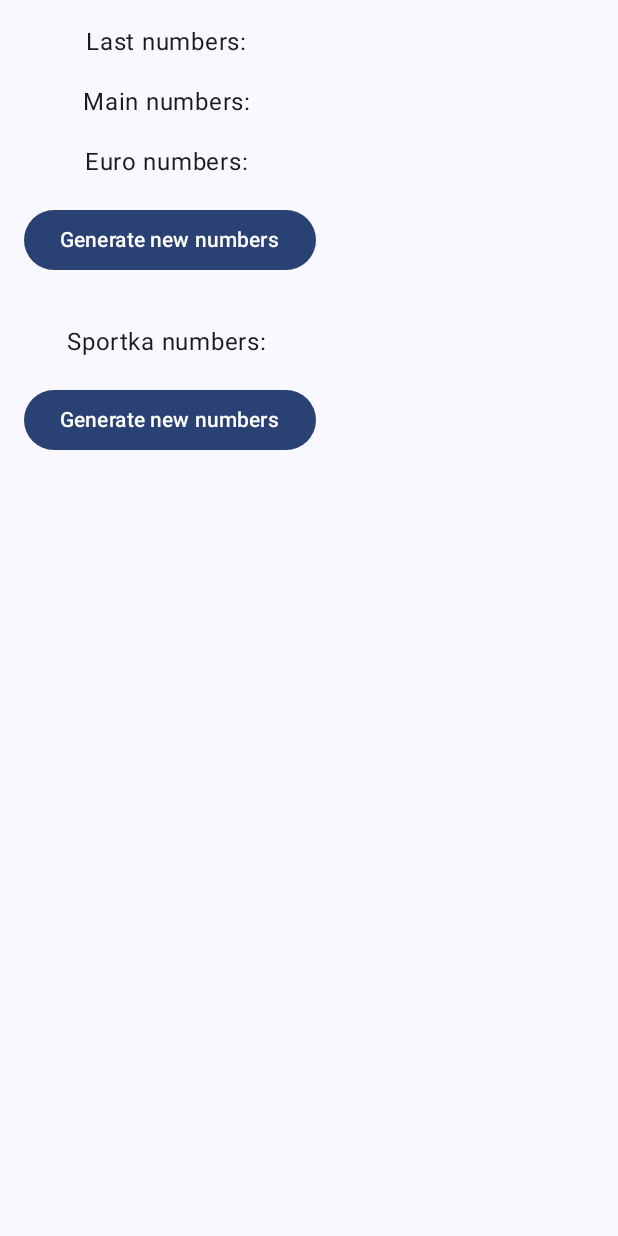
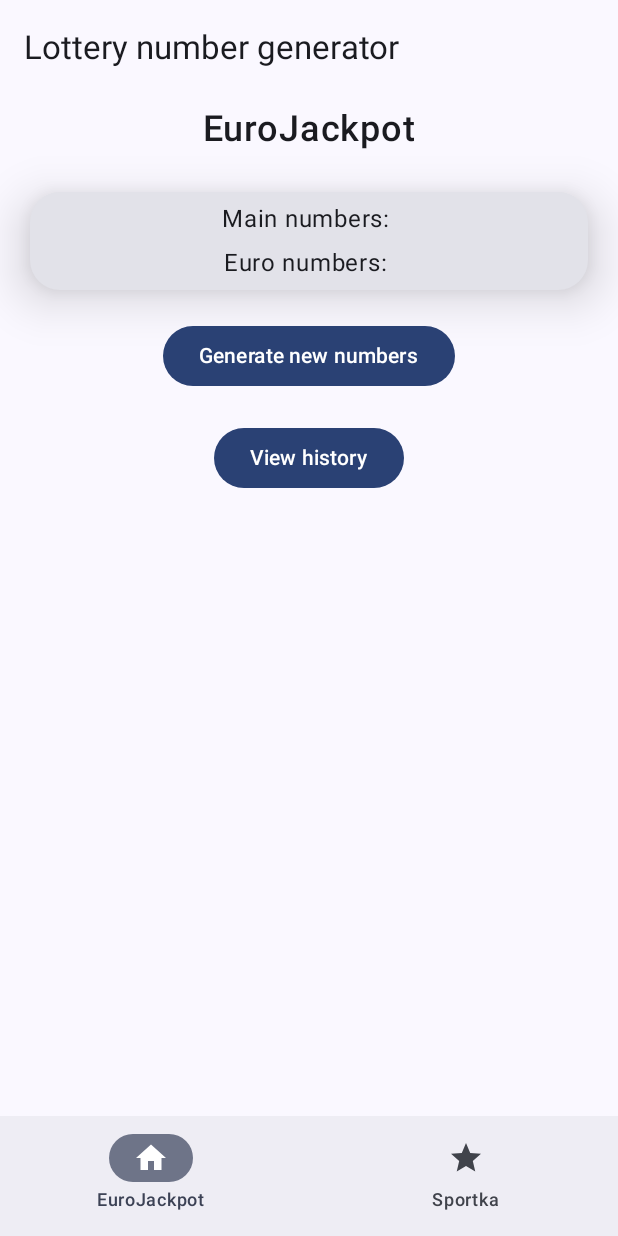
Before and after one commit to albert95gt/EuroJackpotNumbers, an Android app built with Jetpack Compose: the screen it shows after launch (MainActivity), on a phone screen of 412 x 824 dp. Run offline under Robolectric (Android 15) with nearby library versions, the phone set to English and light mode, and no system bars.

Commit message:
feat: split lottery generator into separate composables and screens

```diff
--- a/app/build.gradle.kts
+++ b/app/build.gradle.kts
@@ -41,6 +41,9 @@ android {
 
 dependencies {
 
+    val nav_version = "2.9.3"
+
+    implementation("androidx.navigation:navigation-compose:$nav_version")
     implementation("androidx.datastore:datastore-preferences:1.1.1")
     implementation("org.jetbrains.kotlinx:kotlinx-coroutines-core:1.8.1")
     implementation("org.jetbrains.kotlinx:kotlinx-coroutines-android:1.8.1")
--- a/app/src/main/java/com/example/eurojackpotnumbergenerator/MainActivity.kt
+++ b/app/src/main/java/com/example/eurojackpotnumbergenerator/MainActivity.kt
@@ -4,49 +4,54 @@ import android.os.Bundle
 import androidx.activity.ComponentActivity
 import androidx.activity.compose.setContent
 import androidx.activity.enableEdgeToEdge
-import androidx.compose.foundation.layout.Arrangement
-import androidx.compose.foundation.layout.Box
-import androidx.compose.foundation.layout.Column
-import androidx.compose.foundation.layout.Spacer
-import androidx.compose.foundation.layout.fillMaxHeight
 import androidx.compose.foundation.layout.fillMaxSize
-import androidx.compose.foundation.layout.fillMaxWidth
-import androidx.compose.foundation.layout.height
 import androidx.compose.foundation.layout.padding
-import androidx.compose.foundation.layout.size
-import androidx.compose.material3.Button
-import androidx.compose.material3.OutlinedButton
+import androidx.compose.material3.ExperimentalMaterial3Api
 import androidx.compose.material3.Scaffold
 import androidx.compose.material3.Text
-import androidx.compose.runtime.Composable
-import androidx.compose.runtime.LaunchedEffect
-import androidx.compose.runtime.getValue
-import androidx.compose.runtime.mutableStateOf
-import androidx.compose.runtime.remember
-import androidx.compose.runtime.rememberCoroutineScope
-import androidx.compose.runtime.setValue
-import androidx.compose.ui.Alignment
+import androidx.compose.material3.TopAppBar
 import androidx.compose.ui.Modifier
-import androidx.compose.ui.platform.LocalContext
-import androidx.compose.ui.text.font.FontWeight
-import androidx.compose.ui.text.style.TextAlign
-import androidx.compose.ui.tooling.preview.Preview
-import androidx.compose.ui.unit.dp
-import androidx.compose.ui.unit.sp
-import com.example.eurojackpotnumbergenerator.components.EuroJackpotNumberGeneratorScreen
+import androidx.navigation.Navigation
+import androidx.navigation.compose.NavHost
+import androidx.navigation.compose.composable
+import androidx.navigation.compose.rememberNavController
+import com.example.eurojackpotnumbergenerator.components.BottomNavigationBar
+import com.example.eurojackpotnumbergenerator.components.EuroJackpotNumbersList
+import com.example.eurojackpotnumbergenerator.components.EuroJackpotScreen
+import com.example.eurojackpotnumbergenerator.components.SportkaScreen
 import com.example.eurojackpotnumbergenerator.ui.theme.EuroJackpotNumberGeneratorTheme
-import data.loadLastNumbers
-import data.saveLastNumbers
-import kotlinx.coroutines.launch
 
 class MainActivity : ComponentActivity() {
+    @OptIn(ExperimentalMaterial3Api::class)
     override fun onCreate(savedInstanceState: Bundle?) {
         super.onCreate(savedInstanceState)
         enableEdgeToEdge()
         setContent {
             EuroJackpotNumberGeneratorTheme {
-                Scaffold(modifier = Modifier.fillMaxSize()) { innerPadding ->
-                    EuroJackpotNumberGeneratorScreen(modifier = Modifier.padding(innerPadding))
+                val navController = rememberNavController()
+
+                Scaffold(
+                    modifier = Modifier.fillMaxSize(),
+                    topBar = {
+                        TopAppBar(
+                            title = {
+                                Text(text = "Lottery number generator")
+                            }
+                        )
+                    },
+                    bottomBar = {
+                        BottomNavigationBar(navController)
+                    }
+                ){ paddingValues ->
+                    NavHost(
+                        navController = navController,
+                        startDestination = "home",
+                        modifier = Modifier.padding(paddingValues)
+                    ){
+                        composable("home"){ EuroJackpotScreen(navController) }
+                        composable("euro_history"){ EuroJackpotNumbersList(navController) }
+                        composable("sportka"){ SportkaScreen(navController) }
+                    }
                 }
             }
         }
--- /dev/null
+++ b/app/src/main/java/com/example/eurojackpotnumbergenerator/components/BottomBar.kt
@@ -0,0 +1,55 @@
+package com.example.eurojackpotnumbergenerator.components
+
+import androidx.compose.material.icons.Icons
+import androidx.compose.material.icons.filled.Home
+import androidx.compose.material.icons.filled.Star
+import androidx.compose.material3.Icon
+import androidx.compose.material3.NavigationBar
+import androidx.compose.material3.NavigationBarItem
+import androidx.compose.material3.R
+import androidx.compose.material3.Text
+import androidx.compose.runtime.Composable
+import androidx.compose.runtime.getValue
+import androidx.compose.ui.res.painterResource
+import androidx.navigation.NavController
+import androidx.navigation.compose.currentBackStackEntryAsState
+
+
+@Composable
+fun BottomNavigationBar(navController: NavController) {
+    val navController = navController
+    val items = listOf(
+        BottomNavItem("EuroJackpot", "home"),
+        BottomNavItem("Sportka", "sportka")
+    )
+
+    NavigationBar {
+        val currentBackStack by navController.currentBackStackEntryAsState()
+        val currentDestination = currentBackStack?.destination?.route
+
+        items.forEach { item ->
+            NavigationBarItem(
+                icon = {
+                    when(item.route) {
+                        "home" -> Icon(Icons.Default.Home, contentDescription = "EuroJackpot")
+                        "sportka" -> Icon(Icons.Default.Star, contentDescription = "Sportka")
+                        else -> Icon(Icons.Default.Home, contentDescription = item.title)
+                    }
+                },
+                label = { Text(item.title) },
+                selected = currentDestination == item.route,
+                onClick = {
+                    navController.navigate(item.route) {
+                        popUpTo(navController.graph.startDestinationId) {
+                            saveState = true
+                        }
+                        launchSingleTop = true
+                        restoreState = true
+                    }
+                }
+            )
+        }
+    }
+}
+
+data class BottomNavItem(val title: String, val route: String)
--- a/app/src/main/java/com/example/eurojackpotnumbergenerator/components/EuroJackpotContent.kt
+++ /dev/null
@@ -1,35 +0,0 @@
-package com.example.eurojackpotnumbergenerator.components
-
-import androidx.compose.foundation.layout.Column
-import androidx.compose.foundation.layout.Spacer
-import androidx.compose.foundation.layout.height
-import androidx.compose.foundation.layout.padding
-import androidx.compose.material3.Button
-import androidx.compose.material3.Text
-import androidx.compose.runtime.Composable
-import androidx.compose.ui.Alignment
-import androidx.compose.ui.Modifier
-import androidx.compose.ui.unit.dp
-
-@Composable
-fun EuroJackpotContent(
-    lastNumbers: String,
-    mainNumbers: String,
-    euroNumbers: String,
-    onGenerate: () -> Unit
-) {
-    Column(
-        horizontalAlignment = Alignment.CenterHorizontally,
-        modifier = Modifier.padding(16.dp)
-    ) {
-        Text("Last numbers: $lastNumbers")
-        Spacer(modifier = Modifier.height(16.dp))
-        Text("Main numbers: $mainNumbers")
-        Spacer(modifier = Modifier.height(16.dp))
-        Text("Euro numbers: $euroNumbers")
-        Spacer(modifier = Modifier.height(16.dp))
-        Button(onClick = onGenerate) {
-            Text("Generate new numbers")
-        }
-    }
-}
--- a/app/src/main/java/com/example/eurojackpotnumbergenerator/components/EuroJackpotNumberGeneratorScreen.kt
+++ /dev/null
@@ -1,65 +0,0 @@
-package com.example.eurojackpotnumbergenerator.components
-
-import androidx.compose.foundation.layout.Column
-import androidx.compose.foundation.layout.fillMaxSize
-import androidx.compose.runtime.Composable
-import androidx.compose.runtime.LaunchedEffect
-import androidx.compose.runtime.getValue
-import androidx.compose.runtime.mutableStateOf
-import androidx.compose.runtime.remember
-import androidx.compose.runtime.rememberCoroutineScope
-import androidx.compose.runtime.setValue
-import androidx.compose.ui.Modifier
-import androidx.compose.ui.platform.LocalContext
-import com.example.eurojackpotnumbergenerator.utils.generateEuroNumbers
-import com.example.eurojackpotnumbergenerator.utils.generateMainNumbers
-import com.example.eurojackpotnumbergenerator.utils.generateSportkaNumbers
-import data.loadLastNumbers
-import data.saveLastNumbers
-import kotlinx.coroutines.coroutineScope
-import kotlinx.coroutines.launch
-
-@Composable
-fun EuroJackpotNumberGeneratorScreen(modifier: Modifier) {
-    val context = LocalContext.current
-    val coroutineScope = rememberCoroutineScope()
-
-    var mainNumbers by remember { mutableStateOf("") }
-    var euroNumbers by remember { mutableStateOf("") }
-    var lastNumbers by remember { mutableStateOf("") }
-    var sportkaNumbers by remember { mutableStateOf("") }
-
-
-    LaunchedEffect(Unit) {
-        val saved = loadLastNumbers(context)
-        saved?.let{
-            lastNumbers = it.trim()
-        }
-    }
-
-    Column (modifier = Modifier.fillMaxSize()){
-        EuroJackpotContent(
-            lastNumbers = lastNumbers,
-            mainNumbers = mainNumbers,
-            euroNumbers = euroNumbers,
-            onGenerate = {
-                val main = generateMainNumbers().joinToString(" ")
-                val euro = generateEuroNumbers().joinToString(" ")
-                mainNumbers = main
-                euroNumbers = euro
-                val combined = "Main: $main\nEuro: $euro"
-                coroutineScope.launch {
-                    saveLastNumbers(context, combined)
-                    lastNumbers = combined
-                }
-            }
-        )
-
-        SportkaContent(
-            sportkaNumbers = sportkaNumbers,
-            onGenerate = {
-                sportkaNumbers = generateSportkaNumbers().joinToString(",")
-            }
-        )
-    }
-}
--- /dev/null
+++ b/app/src/main/java/com/example/eurojackpotnumbergenerator/components/EuroJackpotScreen.kt
@@ -0,0 +1,101 @@
+package com.example.eurojackpotnumbergenerator.components
+
+import androidx.compose.foundation.layout.Column
+import androidx.compose.foundation.layout.Spacer
+import androidx.compose.foundation.layout.fillMaxSize
+import androidx.compose.foundation.layout.fillMaxWidth
+import androidx.compose.foundation.layout.height
+import androidx.compose.foundation.layout.padding
+import androidx.compose.foundation.shape.RoundedCornerShape
+import androidx.compose.material3.Button
+import androidx.compose.material3.Card
+import androidx.compose.material3.CardDefaults
+import androidx.compose.material3.CardElevation
+import androidx.compose.material3.Text
+import androidx.compose.runtime.Composable
+import androidx.compose.runtime.LaunchedEffect
+import androidx.compose.runtime.getValue
+import androidx.compose.runtime.mutableStateOf
+import androidx.compose.runtime.remember
+import androidx.compose.runtime.rememberCoroutineScope
+import androidx.compose.runtime.setValue
+import androidx.compose.ui.Alignment
+import androidx.compose.ui.Modifier
+import androidx.compose.ui.platform.LocalContext
+import androidx.compose.ui.text.font.FontStyle
+import androidx.compose.ui.text.font.FontWeight
+import androidx.compose.ui.unit.dp
+import androidx.compose.ui.unit.sp
+import androidx.navigation.NavController
+import com.example.eurojackpotnumbergenerator.utils.generateEuroNumbers
+import com.example.eurojackpotnumbergenerator.utils.generateMainNumbers
+import data.saveNumbers
+import kotlinx.coroutines.launch
+
+@Composable
+fun EuroJackpotScreen(navController: NavController) {
+    val context = LocalContext.current
+    val coroutineScope = rememberCoroutineScope()
+
+    var mainNumbers by remember { mutableStateOf("") }
+    var euroNumbers by remember { mutableStateOf("") }
+
+    Column(
+        modifier = Modifier.fillMaxSize(),
+        horizontalAlignment = Alignment.CenterHorizontally
+    ) {
+        Text(
+            text = "EuroJackpot",
+            modifier = Modifier.padding(8.dp),
+            fontSize = 24.sp,
+            fontWeight = FontWeight.Medium
+        )
+        Card (
+            modifier = Modifier
+                .fillMaxWidth()
+                .padding(20.dp),
+            shape = RoundedCornerShape(20.dp),
+            elevation = CardDefaults.cardElevation(20.dp)
+        ){
+            Column (
+                modifier = Modifier
+                    .fillMaxWidth()
+                    .padding(6.dp)
+                ,
+                horizontalAlignment = Alignment.CenterHorizontally
+            ){
+                Text(text = "Main numbers: $mainNumbers")
+                Spacer(modifier = Modifier.height(5.dp))
+                Text(text = "Euro numbers: $euroNumbers")
+            }
+
+        }
+
+        Button(
+            onClick = {
+                val main = generateMainNumbers().joinToString(", ")
+                val euro = generateEuroNumbers().joinToString (", ")
+                mainNumbers = main
+                euroNumbers = euro
+
+                val combinedNumbers = "Main: $main\nEuro: $euro"
+
+                coroutineScope.launch {
+                    saveNumbers(context, combinedNumbers)
+                }
+            }
+        ) {
+            Text(text = "Generate new numbers")
+        }
+        Spacer(modifier = Modifier.height(20.dp))
+
+        Button(
+            onClick = {
+                navController.navigate("euro_history")
+            }
+        ) {
+            Text(text = "View history")
+        }
+    }
+
+}
--- a/app/src/main/java/com/example/eurojackpotnumbergenerator/components/SportkaContent.kt
+++ /dev/null
@@ -1,30 +0,0 @@
-package com.example.eurojackpotnumbergenerator.components
-
-import androidx.compose.foundation.layout.Column
-import androidx.compose.foundation.layout.Spacer
-import androidx.compose.foundation.layout.height
-import androidx.compose.foundation.layout.padding
-import androidx.compose.material3.Button
-import androidx.compose.material3.Text
-import androidx.compose.runtime.Composable
-import androidx.compose.ui.Alignment
-import androidx.compose.ui.Modifier
-import androidx.compose.ui.unit.dp
-
-@Composable
-fun SportkaContent(
-    sportkaNumbers: String,
-    onGenerate: () -> Unit
-    ) {
-
-    Column(
-        horizontalAlignment = Alignment.CenterHorizontally,
-        modifier = Modifier.padding(16.dp)
-    ) {
-        Text("Sportka numbers: $sportkaNumbers")
-        Spacer(modifier = Modifier.height(16.dp))
-        Button(onClick = onGenerate) {
-            Text("Generate new numbers")
-        }
-    }
-}
```
Also changed, not shown: app/src/main/java/com/example/eurojackpotnumbergenerator/components/EuroJackpotNumbersList.kt (added, +79 -0 lines), app/src/main/java/com/example/eurojackpotnumbergenerator/components/SportkaScreen.kt (added, +77 -0 lines), app/src/main/java/data/Storage.kt (+24 -11 lines).
